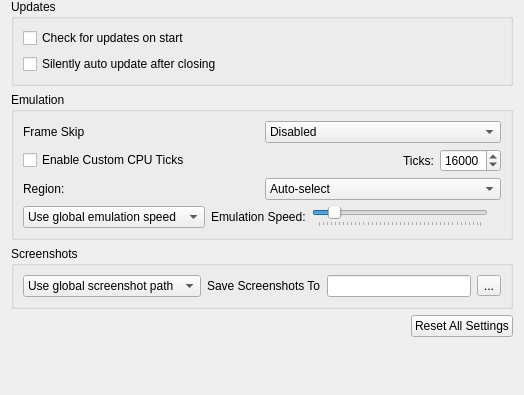
Above: src/mandarine_qt/configuration/configure_general.ui from mandarine3ds/mandarine before the change; both pictures show x 0 to 524 and y 183 to 578 of the 524 by 578 pixel window. Below: the same form after it.
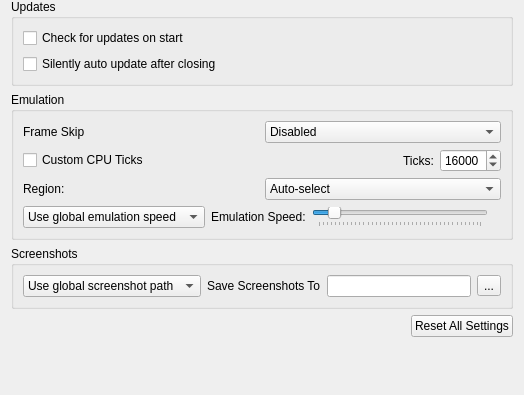
That is the form after the change.

Commit message: Android & PC: Rebrand Custom CPU Ticks names

```diff
--- a/src/mandarine_qt/configuration/configure_general.ui
+++ b/src/mandarine_qt/configuration/configure_general.ui
@@ -149,7 +149,7 @@
              <string>&lt;html&gt;&lt;body&gt;Set a custom value of CPU ticks. Higher values can increase performance but if they're too high, it may cause the game to freeze. A range of 77-21000 is recommended.&lt;/body&gt;&lt;/html&gt;</string>
             </property>
             <property name="text">
-             <string>Enable Custom CPU Ticks</string>
+             <string>Custom CPU Ticks</string>
             </property>
            </widget>
           </item>
```
Left out of the diff: 8 changed lines with no effect on the pictures. The commit also changes 12 other files.
